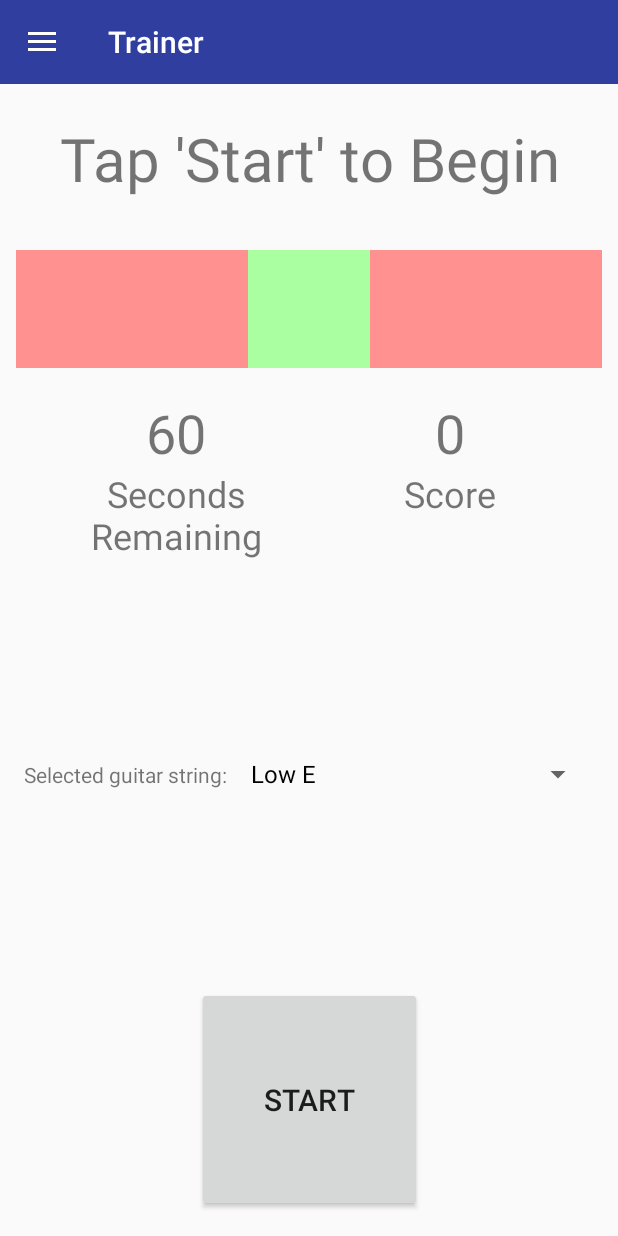
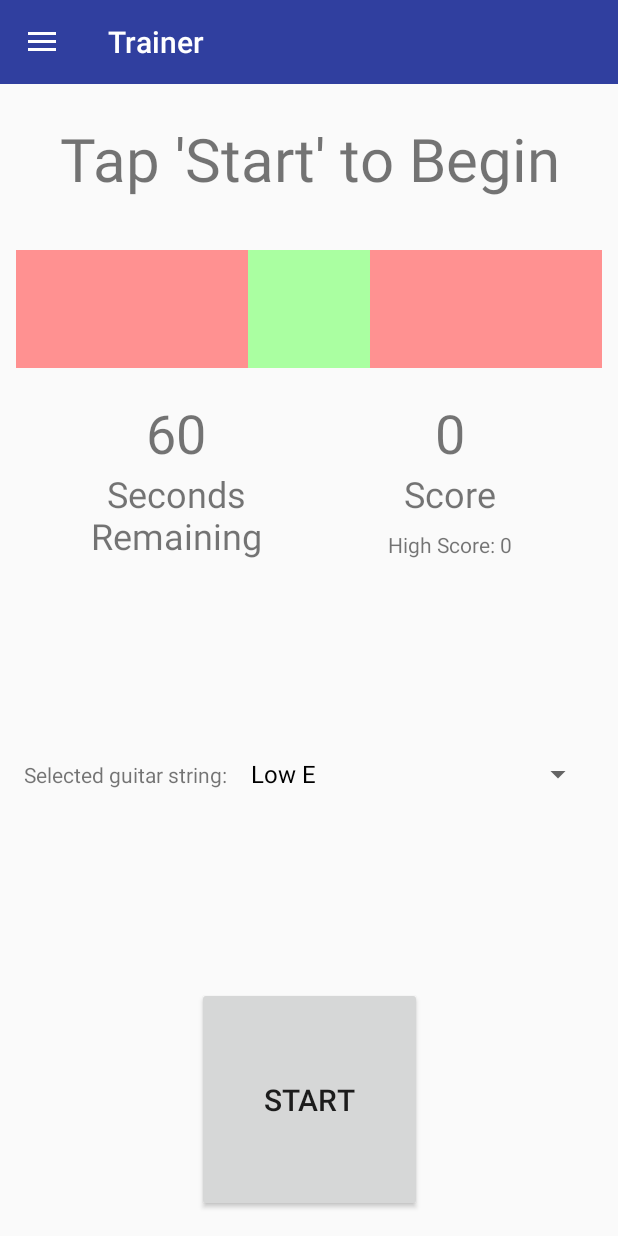
Before and after one commit to cmalnor/string-master, an Android app: the screen it shows after launch (MainActivity), in the side drawer, after a tap on "Trainer", on a phone screen of 412 x 824 dp. Run offline under Robolectric (Android 15) with nearby library versions, the phone set to English and light mode, and no system bars; libraries missing offline, so code that uses them is left out: org.puredata.android, org.puredata.core; 1 statement that could not run was skipped.

Commit message:
Add high scores to trainer
TODO: high score does not account for each string seperately
Set default fragment on MainActivity onCreate

```diff
--- a/app/src/main/java/com/example/android/string_master_01/MainActivity.java
+++ b/app/src/main/java/com/example/android/string_master_01/MainActivity.java
@@ -57,12 +57,13 @@ public class MainActivity extends AppCompatActivity {
 
         setupDrawerContent(nvDrawer);
         if(savedInstanceState == null){
+            swapFragment(TrainerFragment.class);
         }
 
         PreferenceManager.setDefaultValues(this, R.xml.preferences, false);
         SharedPreferences sharedPref = PreferenceManager.getDefaultSharedPreferences(this);
-        setGameLength(sharedPref.getInt("game_length", 2)*30);
-        setNumberOfFrets(sharedPref.getInt("number_frets", 21)+1);
+        setGameLength(sharedPref.getInt(getString(R.string.com_example_string_master_SETTING_GAME_LENGTH), 2)*30);
+        setNumberOfFrets(sharedPref.getInt(getString(R.string.com_example_string_master_SETTING_NUMBER_FRETS), 21)+1);
 
 
     }
--- a/app/src/main/java/com/example/android/string_master_01/TrainerFragment.java
+++ b/app/src/main/java/com/example/android/string_master_01/TrainerFragment.java
@@ -1,13 +1,16 @@
 package com.example.android.string_master_01;
 
 import android.content.ComponentName;
+import android.content.Context;
 import android.content.Intent;
 import android.content.ServiceConnection;
+import android.content.SharedPreferences;
 import android.media.MediaPlayer;
 import android.os.Bundle;
 import android.os.Handler;
 import android.os.IBinder;
 import android.support.v4.app.Fragment;
+import android.support.v7.preference.PreferenceManager;
 import android.util.Log;
 import android.view.LayoutInflater;
 import android.view.View;
@@ -45,10 +48,16 @@ public class TrainerFragment extends Fragment implements AdapterView.OnItemSelec
     private TrainerPitchView pitchView;
     private TextView assignedNote;
     private TextView countdownView;
+    private TextView highScoreView;
     private PdUiDispatcher dispatcher;
     private PdService pdService = null;
     private android.os.Handler noteHandler = new Handler();
     private Random rand = new Random();
+    private Context context;
+    private MediaPlayer correctSound;
+    private MediaPlayer timeoutSound;
+    private SharedPreferences sharedPreferences;
+    private String KEY_HIGH_SCORE;
     private int noteCounter = 0;
     private int counter = 0;
     private int score = 0;
@@ -59,12 +68,14 @@ public class TrainerFragment extends Fragment implements AdapterView.OnItemSelec
             counter--;
             if (counter == 0){
                 timeoutSound.start();
+                countdownView.setText(Integer.toString(counter));
                 stopGame();
             } else{
                 if (noteCounter >= 2){
                     correctSound.start();
                     scorePoint();
                     scoreView.setText(Integer.toString(score));
+                    setHighScore();
                     noteCounter = 0;
                     getRandomNote();
                 }
@@ -73,14 +84,11 @@ public class TrainerFragment extends Fragment implements AdapterView.OnItemSelec
             }
         }
     };
-    private MediaPlayer correctSound;
-    private MediaPlayer timeoutSound;
-
 
     private String TAG = "TrainerFragment";
 
     private void getRandomNote(){
-        int nextNote = rand.nextInt(((MainActivity)getActivity()).getNumberOfFrets())+noteOffset;
+        int nextNote = rand.nextInt(((MainActivity)context).getNumberOfFrets())+noteOffset;
         assignedNote.setText(notes[nextNote]);
         pitchView.setCenterPitch(nextNote+40);
     }
@@ -88,8 +96,15 @@ public class TrainerFragment extends Fragment implements AdapterView.OnItemSelec
     public View onCreateView(LayoutInflater inflater, ViewGroup container, Bundle savedInstanceState){
 
         View rootView = inflater.inflate(R.layout.trainer_layout, container, false);
+        context = getActivity();
+
+        sharedPreferences = PreferenceManager.getDefaultSharedPreferences(getActivity());
+        KEY_HIGH_SCORE = getString(R.string.com_example_string_master_SETTING_HIGH_SCORE);
+
         countdownView = (TextView) rootView.findViewById(R.id.countdown);
         assignedNote = (TextView) rootView.findViewById(R.id.assigned_note);
+        highScoreView = (TextView) rootView.findViewById(R.id.trainer_high_score);
+        setHighScore();
         startStopButton = (Button) rootView.findViewById(R.id.start_stop_button);
         scoreView = (TextView) rootView.findViewById(R.id.trainer_score);
         startStopButton.setOnClickListener(new View.OnClickListener() {
@@ -109,11 +124,12 @@ public class TrainerFragment extends Fragment implements AdapterView.OnItemSelec
                 R.array.strings, android.R.layout.simple_spinner_dropdown_item);
         chosenString.setAdapter(adapter);
         chosenString.setOnItemSelectedListener(this);
-        notes = ((MainActivity)getActivity()).getNOTES();
+        notes = ((MainActivity)context).getNOTES();
         pitchView = (TrainerPitchView)rootView.findViewById(R.id.trainer_pitch_view);
         pitchView.setCenterPitch(45);
-        correctSound = MediaPlayer.create(getActivity(), R.raw.correct);
-        timeoutSound = MediaPlayer.create(getActivity(), R.raw.out_of_time);
+        correctSound = MediaPlayer.create(context, R.raw.correct);
+        timeoutSound = MediaPlayer.create(context, R.raw.out_of_time);
+
         resetGame();
         return rootView;
     }
@@ -123,25 +139,25 @@ public class TrainerFragment extends Fragment implements AdapterView.OnItemSelec
         Log.d(TAG, "onItemSelected: " + parent.getItemAtPosition(pos));
         switch(pos){
             case 0:
-                noteOffset = ((MainActivity)getActivity()).getLowEOffset();
+                noteOffset = ((MainActivity)context).getLowEOffset();
                 break;
             case 1:
-                noteOffset = ((MainActivity)getActivity()).getAOffset();
+                noteOffset = ((MainActivity)context).getAOffset();
                 break;
             case 2:
-                noteOffset = ((MainActivity)getActivity()).getDOffset();
+                noteOffset = ((MainActivity)context).getDOffset();
                 break;
             case 3:
-                noteOffset = ((MainActivity)getActivity()).getGOffset();
+                noteOffset = ((MainActivity)context).getGOffset();
                 break;
             case 4:
-                noteOffset = ((MainActivity)getActivity()).getBOffset();
+                noteOffset = ((MainActivity)context).getBOffset();
                 break;
             case 5:
-                noteOffset = ((MainActivity)getActivity()).getHighEOffset();
+                noteOffset = ((MainActivity)context).getHighEOffset();
                 break;
             default:
-                noteOffset = ((MainActivity)getActivity()).getLowEOffset();
+                noteOffset = ((MainActivity)context).getLowEOffset();
                 break;
         }
     }
@@ -160,7 +176,7 @@ public class TrainerFragment extends Fragment implements AdapterView.OnItemSelec
                 loadPatch();
             } catch (IOException e){
                 Log.e(TAG, e.toString());
-                getActivity().finish();
+                ((MainActivity)context).finish();
             }
         }
 
@@ -172,14 +188,14 @@ public class TrainerFragment extends Fragment implements AdapterView.OnItemSelec
     @Override
     public void onStart(){
         super.onStart();
-        getActivity().bindService(new Intent(getActivity(), PdService.class), pdConnection, BIND_AUTO_CREATE);
+        context.bindService(new Intent(context, PdService.class), pdConnection, BIND_AUTO_CREATE);
     }
 
     @Override
     public void onStop(){
         super.onStop();
         noteHandler.removeCallbacks(noteRunnable);
-        getActivity().unbindService(pdConnection);
+        context.unbindService(pdConnection);
     }
 
     private void startGame(){
@@ -223,7 +239,7 @@ public class TrainerFragment extends Fragment implements AdapterView.OnItemSelec
     }
 
     private void loadPatch() throws IOException{
-        File dir = getActivity().getFilesDir();
+        File dir = context.getFilesDir();
         IoUtils.extractZipResource(
                 getResources().openRawResource(R.raw.tuner), dir, true);
         File patchFile = new File(dir, "tuner.pd");
@@ -236,10 +252,25 @@ public class TrainerFragment extends Fragment implements AdapterView.OnItemSelec
 
     private void resetGame(){
         score = 0;
-        counter = ((MainActivity)getActivity()).getGameLength();
+        counter = ((MainActivity)context).getGameLength();
         countdownView.setText(Integer.toString(counter));
         assignedNote.setText("Tap 'Start' to Begin");
         scoreView.setText(Integer.toString(score));
         startStopButton.setText("Start");
     }
+
+    private void setHighScore(){
+        //If score when game is stopped is a new high score for this game length, save it
+        String key = KEY_HIGH_SCORE+((MainActivity)context).getGameLength();
+        int highScore = sharedPreferences.getInt(key, 0);
+        if(!sharedPreferences.contains(key) ||
+                highScore < score){
+            SharedPreferences.Editor editor = sharedPreferences.edit();
+            editor.putInt(key, score);
+            editor.apply();
+            highScoreView.setText(getString(R.string.text_high_score, score));
+        } else{
+            highScoreView.setText(getString(R.string.text_high_score, highScore));
+        }
+    }
 }
--- a/app/src/main/res/layout/trainer_layout.xml
+++ b/app/src/main/res/layout/trainer_layout.xml
@@ -115,4 +115,15 @@
         app:layout_constraintStart_toStartOf="@+id/trainer_score"
         app:layout_constraintTop_toBottomOf="@+id/trainer_score"
         tools:text="Score" />
+
+    <TextView
+        android:id="@+id/trainer_high_score"
+        android:layout_width="wrap_content"
+        android:layout_height="wrap_content"
+        android:layout_marginTop="8dp"
+        android:text="trainer_high_score"
+        app:layout_constraintEnd_toEndOf="@+id/textView3"
+        app:layout_constraintStart_toStartOf="@+id/textView3"
+        app:layout_constraintTop_toBottomOf="@+id/textView3"
+        tools:text="trainer_high_score" />
 </android.support.constraint.ConstraintLayout>
--- a/app/src/main/res/values/strings.xml
+++ b/app/src/main/res/values/strings.xml
@@ -10,6 +10,10 @@
         <item>B</item>
         <item>High E</item>
     </string-array>
-    <string name="number_frets">Number of frets to test:</string>
-    <string name="game_length">Game Length:</string>
+    <string name="text_number_frets">Number of frets to test:</string>
+    <string name="text_game_length">Game Length:</string>
+    <string name="text_high_score">High Score: %1$d</string>
+    <string name="com.example.string_master.SETTING_NUMBER_FRETS">setting_number_frets</string>
+    <string name="com.example.string_master.SETTING_GAME_LENGTH">setting_game_length</string>
+    <string name="com.example.string_master.SETTING_HIGH_SCORE">setting_high_score_</string>
 </resources>
--- a/app/src/main/res/xml/preferences.xml
+++ b/app/src/main/res/xml/preferences.xml
@@ -1,15 +1,15 @@
 <?xml version="1.0" encoding="utf-8"?>
 <android.support.v7.preference.PreferenceScreen xmlns:android="http://schemas.android.com/apk/res/android">
     <android.support.v7.preference.SeekBarPreference
-        android:key="number_frets"
-        android:title="@string/number_frets"
+        android:key="@string/com.example.string_master.SETTING_NUMBER_FRETS"
+        android:title="@string/text_number_frets"
         android:icon="@drawable/ic_guitar_acoustic"
         android:max="21"
         android:defaultValue="21"
         />
     <android.support.v7.preference.SeekBarPreference
-        android:key="game_length"
-        android:title="@string/game_length"
+        android:key="@string/com.example.string_master.SETTING_GAME_LENGTH"
+        android:title="@string/text_game_length"
         android:icon="@drawable/ic_timer_black_24dp"
         android:max="9"
         android:defaultValue="5"/>
```
Also changed, not shown: app/src/main/java/com/example/android/string_master_01/SettingsFragment.java (+16 -5 lines).
